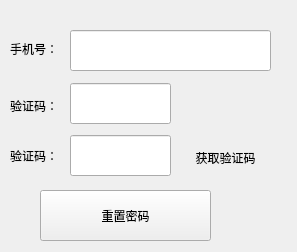
First picture: the form in ForgetPass.ui, repository Hengqiaqia/ProjectClient, before the edit.
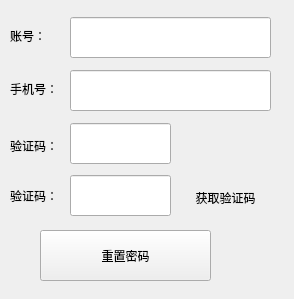
Second picture: the form after the edit.

Diff of the .ui file:
```diff
--- a/ForgetPass.ui
+++ b/ForgetPass.ui
@@ -6,8 +6,8 @@
    <rect>
     <x>0</x>
     <y>0</y>
-    <width>297</width>
-    <height>252</height>
+    <width>294</width>
+    <height>299</height>
    </rect>
   </property>
   <property name="windowTitle">
@@ -17,7 +17,7 @@
    <property name="geometry">
     <rect>
      <x>70</x>
-     <y>30</y>
+     <y>70</y>
      <width>201</width>
      <height>41</height>
     </rect>
@@ -27,7 +27,7 @@
    <property name="geometry">
     <rect>
      <x>70</x>
-     <y>135</y>
+     <y>175</y>
      <width>101</width>
      <height>41</height>
     </rect>
@@ -37,7 +37,7 @@
    <property name="geometry">
     <rect>
      <x>180</x>
-     <y>133</y>
+     <y>173</y>
      <width>91</width>
      <height>50</height>
     </rect>
@@ -53,7 +53,7 @@
    <property name="geometry">
     <rect>
      <x>40</x>
-     <y>190</y>
+     <y>230</y>
      <width>171</width>
      <height>51</height>
     </rect>
@@ -69,7 +69,7 @@
    <property name="geometry">
     <rect>
      <x>70</x>
-     <y>83</y>
+     <y>123</y>
      <width>101</width>
      <height>41</height>
     </rect>
@@ -79,7 +79,7 @@
    <property name="geometry">
     <rect>
      <x>10</x>
-     <y>90</y>
+     <y>130</y>
      <width>61</width>
      <height>31</height>
     </rect>
@@ -95,7 +95,7 @@
    <property name="geometry">
     <rect>
      <x>10</x>
-     <y>140</y>
+     <y>180</y>
      <width>61</width>
      <height>31</height>
     </rect>
@@ -111,7 +111,7 @@
    <property name="geometry">
     <rect>
      <x>10</x>
-     <y>33</y>
+     <y>73</y>
      <width>61</width>
      <height>31</height>
     </rect>
@@ -127,7 +127,7 @@
    <property name="geometry">
     <rect>
      <x>170</x>
-     <y>80</y>
+     <y>120</y>
      <width>101</width>
      <height>51</height>
     </rect>
@@ -139,6 +139,32 @@
     <bool>true</bool>
    </property>
   </widget>
+  <widget class="QLineEdit" name="le_username">
+   <property name="geometry">
+    <rect>
+     <x>70</x>
+     <y>17</y>
+     <width>201</width>
+     <height>41</height>
+    </rect>
+   </property>
+  </widget>
+  <widget class="QLabel" name="label_5">
+   <property name="geometry">
+    <rect>
+     <x>10</x>
+     <y>20</y>
+     <width>61</width>
+     <height>31</height>
+    </rect>
+   </property>
+   <property name="styleSheet">
+    <string notr="true">font: 75 14pt &quot;Hannotate SC&quot;;</string>
+   </property>
+   <property name="text">
+    <string>账号：</string>
+   </property>
+  </widget>
  </widget>
  <resources/>
  <connections/>
```
